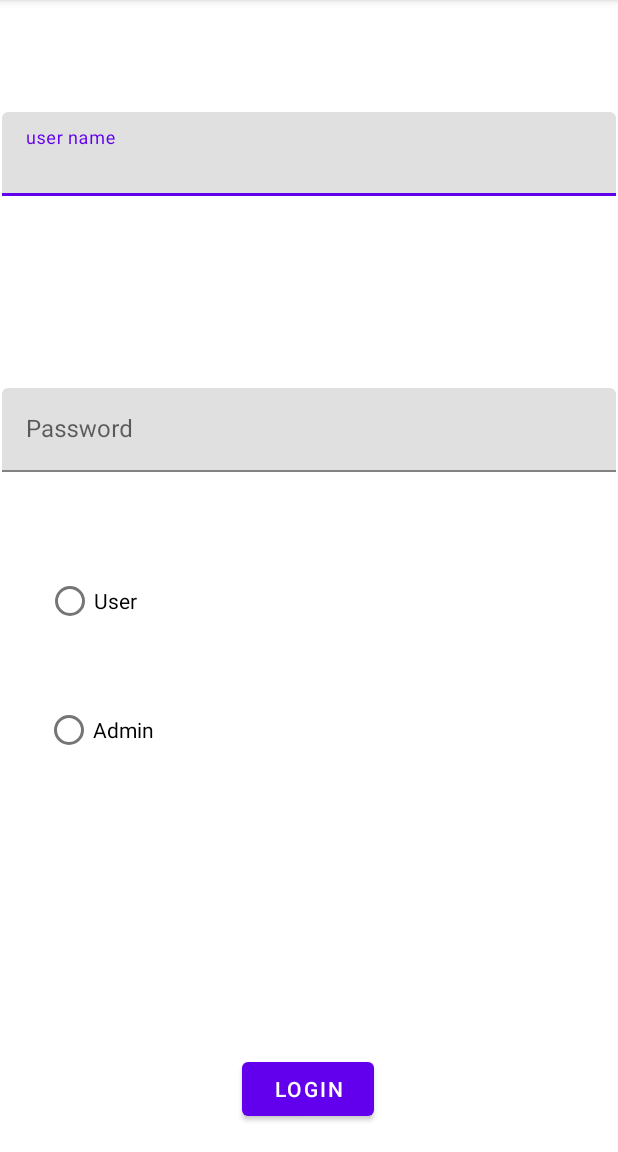
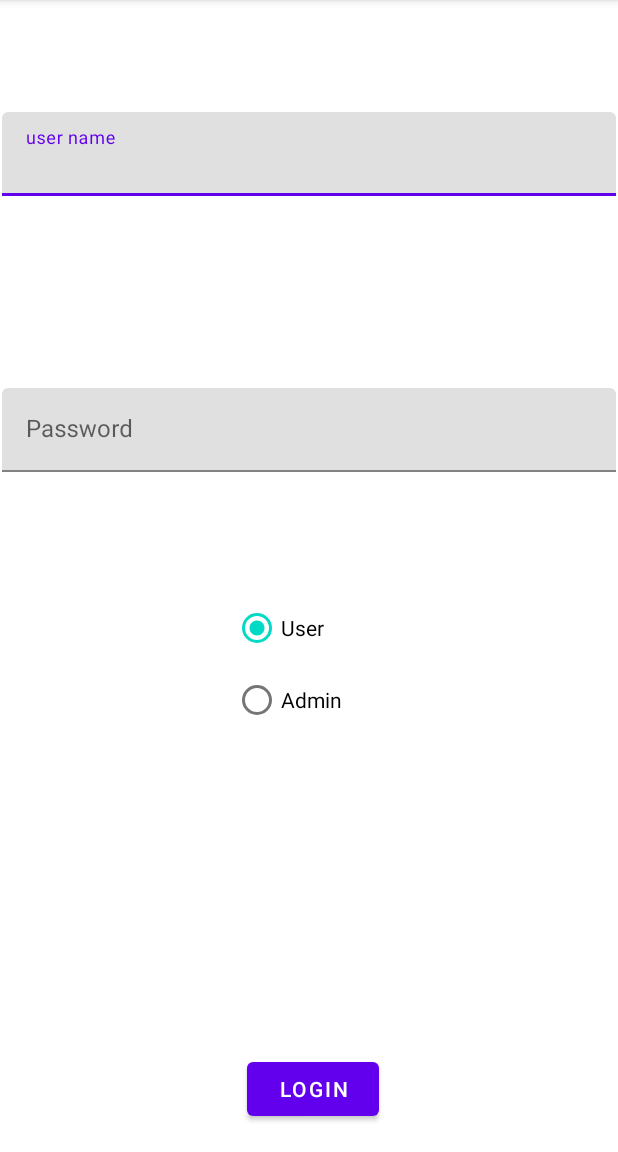
Before and after one commit to alikashlan10/Allin, an Android app: the screen it shows after launch (login), on a phone screen of 412 x 824 dp, the part 84-1236 px from its top. Run offline under Robolectric (Android 15) with nearby library versions, the phone set to English and light mode, and no system bars.

Commit message:
tzbeet el login w el main

```diff
--- a/app/src/main/java/com/example/allin/DbHelper.java
+++ b/app/src/main/java/com/example/allin/DbHelper.java
@@ -179,6 +179,12 @@ public class DbHelper extends SQLiteOpenHelper {
         values.put("AddressID", 1); // Assuming you have an AddressID of 1 for testing
 
         db.insert("User", null, values);
+
+        ContentValues adValues = new ContentValues();
+        adValues.put("Username", "testadmin");
+        adValues.put("Password", "testadmin");
+
+        db.insert("Admin", null, adValues);
         db.close();
     }
 
@@ -214,7 +220,7 @@ public class DbHelper extends SQLiteOpenHelper {
 
     // admin login query
     @SuppressLint("Range")
-    public int loginAdmin(String username, String password) {
+    public boolean loginAdmin(String username, String password) {
         SQLiteDatabase db = this.getReadableDatabase();
 
         String query = "SELECT AdminID FROM Admin WHERE Username = ? AND password = ?";
@@ -231,8 +237,10 @@ public class DbHelper extends SQLiteOpenHelper {
 
         cursor.close();
         db.close();
+        if(userId != -1)
+            return true;
 
-        return userId;
+        return false;
     }
 
 
--- a/app/src/main/java/com/example/allin/MainActivity.java
+++ b/app/src/main/java/com/example/allin/MainActivity.java
@@ -13,17 +13,12 @@ public class MainActivity extends AppCompatActivity {
         super.onCreate(savedInstanceState);
         setContentView(R.layout.activity_main);
 
+        DbHelper dbHelper = new DbHelper(this);
+        dbHelper.insertDummyUserData();
+        OnlineShoppingSystem system = OnlineShoppingSystem.getInstance();
+        system.loadUsersFromDatabase(dbHelper);
+
         Intent intent = new Intent(MainActivity.this, login.class);
         startActivity(intent);
-
-
-        DbHelper dbHelper=new DbHelper(this);
-        Person u = PersonFactory.GetPerson("user");
-        u.login("a","b");
-        Person k=new User();
-
-
-
-
     }
 }
--- a/app/src/main/java/com/example/allin/OnlineShoppingSystem.java
+++ b/app/src/main/java/com/example/allin/OnlineShoppingSystem.java
@@ -4,6 +4,7 @@
  * and open the template in the editor.
  */
 package com.example.allin;
+import java.util.ArrayList;
 import java.util.List;
 /**
  *
@@ -12,15 +13,12 @@ import java.util.List;
 public class OnlineShoppingSystem {
 
     private List<Category> categories;
-    public  List<User> users;
-    private List<Admin> admins;
-    private List<Order> orders;
-    private List<Item> items;
-
-
-
+    public  List<User> users = new ArrayList<>();
+    private List<Admin> admins = new ArrayList<>();
+    private List<Order> orders  = new ArrayList<>();
+    private List<Item> items  = new ArrayList<>();
     private static OnlineShoppingSystem instance = new OnlineShoppingSystem();
-    public OnlineShoppingSystem(){}
+    private OnlineShoppingSystem(){}
 
     //Singelton pattern for instances creation
     public static OnlineShoppingSystem getInstance(){
@@ -55,7 +53,6 @@ public class OnlineShoppingSystem {
 
         // Call the getAllUsers method from DbHelper to get all users from the database
         List<User> usersFromDatabase = dbHelper.getAllUsers();
-
         // Clear the existing list and add users from the database
         users.clear();
         users.addAll(usersFromDatabase);
--- a/app/src/main/java/com/example/allin/Order.java
+++ b/app/src/main/java/com/example/allin/Order.java
@@ -4,6 +4,7 @@
  * and open the template in the editor.
  */
 package com.example.allin;
+import java.util.ArrayList;
 import java.util.Date;
 import java.util.List;
 
@@ -14,7 +15,7 @@ import java.util.List;
 public class Order {
     private int orderId;
     private User user;
-    private List<OrderedItem> items;
+    private List<OrderedItem> items = new ArrayList<>();
     private String orderDate;
     private String status;
     private String deliveryDate;
--- a/app/src/main/java/com/example/allin/Person.java
+++ b/app/src/main/java/com/example/allin/Person.java
@@ -6,7 +6,7 @@ public abstract class Person {
     String password;
     int PersonID;
 
-    public abstract boolean login(String username, String password);
+    public abstract boolean login(String username, String password, DbHelper db);
 
 
     ////////////////////////// Setters and Getters //////////////////////////
--- a/app/src/main/java/com/example/allin/User.java
+++ b/app/src/main/java/com/example/allin/User.java
@@ -6,6 +6,7 @@
 package com.example.allin;
 
 
+import java.util.ArrayList;
 import java.util.List;
 
 /**
@@ -20,19 +21,13 @@ public class User extends Person{
     private int AddressID;
     private String creditCard;
     private UserAddress userAddress;
-    private List<CartItem> Cart;
-
-
-
-
-
+    private List<CartItem> Cart  = new ArrayList<>();
 
     //login function depends on user List in the System class
     @Override
-    public boolean login(String enteredUsername, String enteredPassword) {
-        OnlineShoppingSystem system=new OnlineShoppingSystem();
+    public boolean login(String enteredUsername, String enteredPassword,DbHelper db) {
+        OnlineShoppingSystem system = OnlineShoppingSystem.getInstance();
         List<User> userList = system.users;
-
         for (User user : userList) {
             if (user!=null && user.getUserName().equals(enteredUsername) && user.getPassword().equals(enteredPassword)) {
                 // Login successful
@@ -40,11 +35,9 @@ public class User extends Person{
                 return true;
             }
         }
-
         // Login failed
         return false;
     }
-
 
     // helper function to set all users data
     private void loadUserData(User user) {
@@ -143,7 +136,7 @@ public class User extends Person{
         user.setPersonID(userID);
 
         //---> insert user in Users list
-        OnlineShoppingSystem system=new OnlineShoppingSystem();
+        OnlineShoppingSystem system = OnlineShoppingSystem.getInstance();
         system.AddUserToTheList(user);
 
 
--- a/app/src/main/java/com/example/allin/login.java
+++ b/app/src/main/java/com/example/allin/login.java
@@ -6,6 +6,7 @@ import android.view.View;
 import android.widget.Button;
 import android.widget.EditText;
 import android.widget.RadioButton;
+import android.widget.RadioGroup;
 import android.widget.Toast;
 
 import androidx.appcompat.app.AppCompatActivity;
@@ -24,25 +25,28 @@ public class login extends AppCompatActivity {
         EditText pass=findViewById(R.id.pass_tb);
 
         RadioButton userbutton=findViewById(R.id.UserradioButton);
-        RadioButton Adminbutton=findViewById(R.id.AdminradioButton2);
+        RadioButton Adminbutton=findViewById(R.id.AdminradioButton);
+        userbutton.setChecked(true);
 
 
 
+        loginbtn.setOnClickListener(new View.OnClickListener() {
+            @Override
+            public void onClick(View v) {
+                Person person;
+                if(userbutton.isChecked()){
+                    person = PersonFactory.GetPerson("user");}
+                else {
+                    person = PersonFactory.GetPerson("admin");
+                }
 
+                if(person.login(username.getText().toString(),pass.getText().toString(),dbHelper))
+                    loginbtn.setText("ALOOOO");
+                else
+                    loginbtn.setText("ad5looo");
 
-
-        //Button login_btn=findViewById(R.id.login_button);
-        //Button a7a=findViewById(R.id.button);
-
-
-
-
-
-
-
-
-
-
+            }
+        });
 
 
     }
--- a/app/src/main/res/layout/activity_login.xml
+++ b/app/src/main/res/layout/activity_login.xml
@@ -17,6 +17,7 @@
         android:text="login"
         app:layout_constraintBottom_toBottomOf="parent"
         app:layout_constraintEnd_toEndOf="parent"
+        app:layout_constraintHorizontal_bias="1.0"
         app:layout_constraintStart_toStartOf="parent"
         app:layout_constraintTop_toBottomOf="@+id/textInputLayout" />
 
@@ -60,32 +61,30 @@
             android:hint="Password" />
     </com.google.android.material.textfield.TextInputLayout>
 
-    <RadioButton
-        android:id="@+id/UserradioButton"
-        android:layout_width="wrap_content"
-        android:layout_height="wrap_content"
-        android:layout_marginStart="30dp"
-        android:layout_marginTop="62dp"
-        android:layout_marginEnd="320dp"
-        android:layout_marginBottom="19dp"
-        android:text="User"
-        app:layout_constraintBottom_toTopOf="@+id/AdminradioButton2"
+    <RadioGroup
+        android:id="@+id/radioGroup"
+        android:layout_width="203dp"
+        android:layout_height="125dp"
+        android:layout_marginStart="155dp"
+        android:layout_marginTop="80dp"
+        android:layout_marginEnd="53dp"
+        android:layout_marginBottom="182dp"
+        app:layout_constraintBottom_toTopOf="@+id/login_button"
         app:layout_constraintEnd_toEndOf="parent"
         app:layout_constraintStart_toStartOf="parent"
-        app:layout_constraintTop_toBottomOf="@+id/textInputLayout" />
+        app:layout_constraintTop_toBottomOf="@+id/textInputLayout">
 
-    <RadioButton
-        android:id="@+id/AdminradioButton2"
-        android:layout_width="wrap_content"
-        android:layout_height="0dp"
-        android:layout_marginStart="30dp"
-        android:layout_marginTop="19dp"
-        android:layout_marginEnd="309dp"
-        android:layout_marginBottom="258dp"
-        android:text="Admin"
-        app:layout_constraintBottom_toBottomOf="parent"
-        app:layout_constraintEnd_toEndOf="parent"
-        app:layout_constraintStart_toStartOf="parent"
-        app:layout_constraintTop_toBottomOf="@+id/UserradioButton" />
+        <RadioButton
+            android:id="@+id/UserradioButton"
+            android:layout_width="match_parent"
+            android:layout_height="wrap_content"
+            android:text="User" />
+
+        <RadioButton
+            android:id="@+id/AdminradioButton"
+            android:layout_width="match_parent"
+            android:layout_height="wrap_content"
+            android:text="Admin" />
+    </RadioGroup>
 
 </androidx.constraintlayout.widget.ConstraintLayout>
```
Also changed, not shown: app/src/main/java/com/example/allin/Admin.java (+3 -4 lines), app/src/main/res/layout/activity_main.xml (+6 -17 lines).
